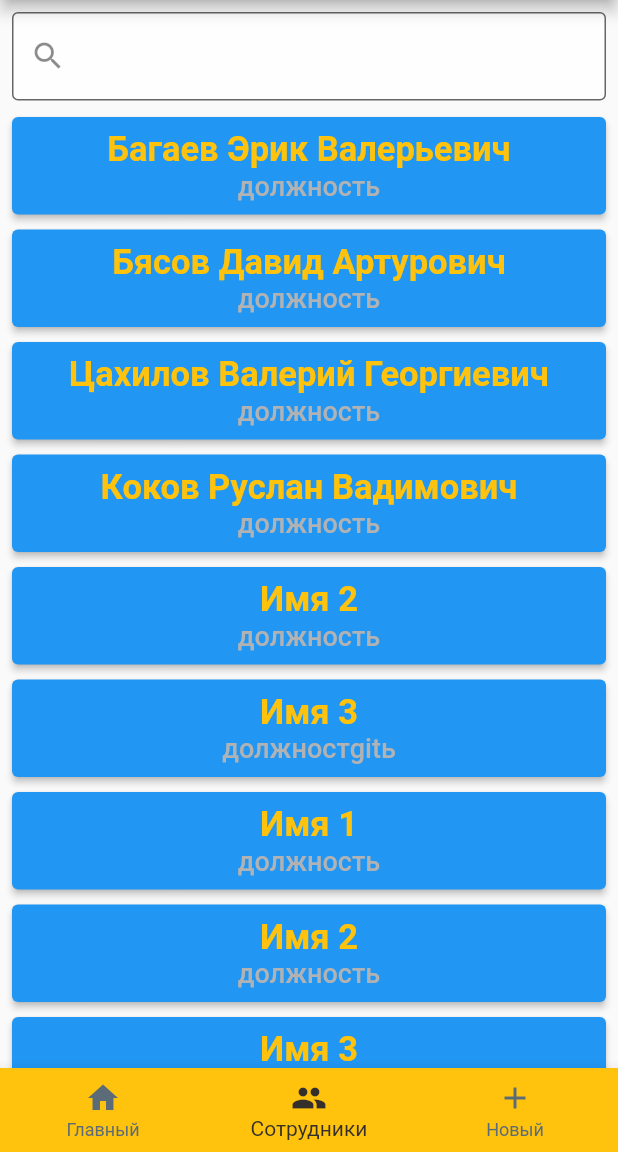
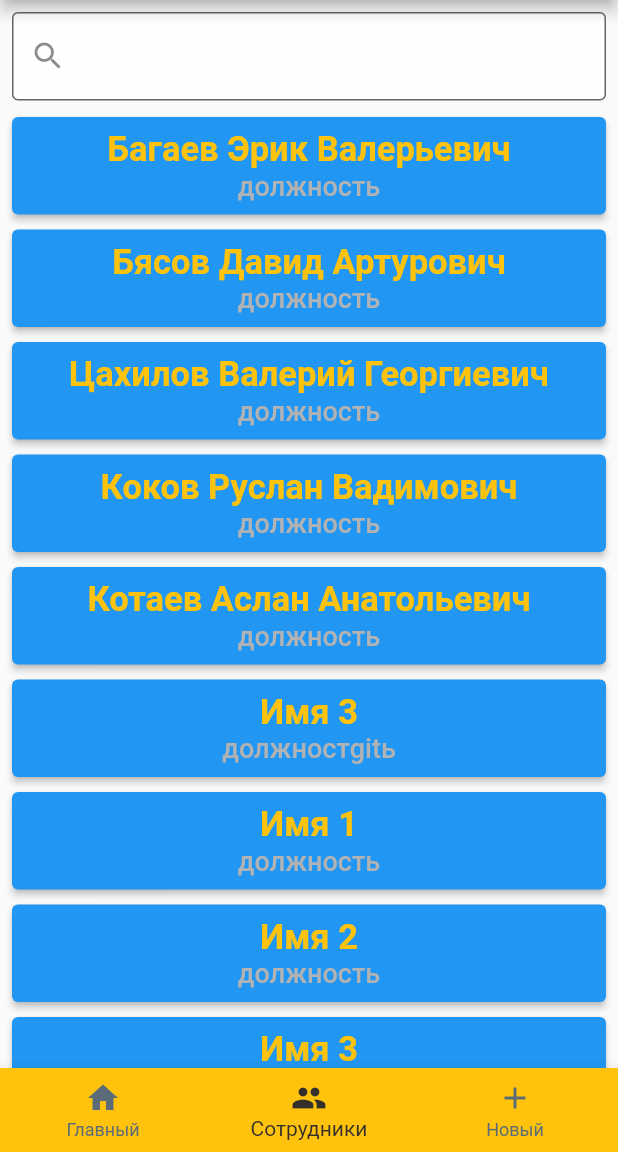
Before and after one commit to ErikBagaev1/Courswork_2, a Flutter app: the screen it shows after launch, item 2 of the bottom bar chosen, on a phone screen of 412 x 824 dp, the part 84-1236 px from its top. Run offline on Flutter 3.47's test engine with Material 2 defaults, Android fonts, the phone set to English and light mode, and no system bars.

Commit message:
Добавление Аслана

```diff
--- a/lib/WorkersScreen/workers_screen.dart
+++ b/lib/WorkersScreen/workers_screen.dart
@@ -7,7 +7,7 @@ final _workers = [
   WorkersCards(fullName: 'Бясов Давид Артурович', position: 'должность'),
   WorkersCards(fullName: 'Цахилов Валерий Георгиевич', position: 'должность'),
   WorkersCards(fullName: 'Коков Руслан Вадимович', position: 'должность'),
-  WorkersCards(fullName: 'Имя 2', position: 'должность'),
+  WorkersCards(fullName: 'Котаев Аслан Анатольевич', position: 'должность'),
   WorkersCards(fullName: 'Имя 3', position: 'должностgitь'),
   WorkersCards(fullName: 'Имя 1', position: 'должность'),
   WorkersCards(fullName: 'Имя 2', position: 'должность'),
```
